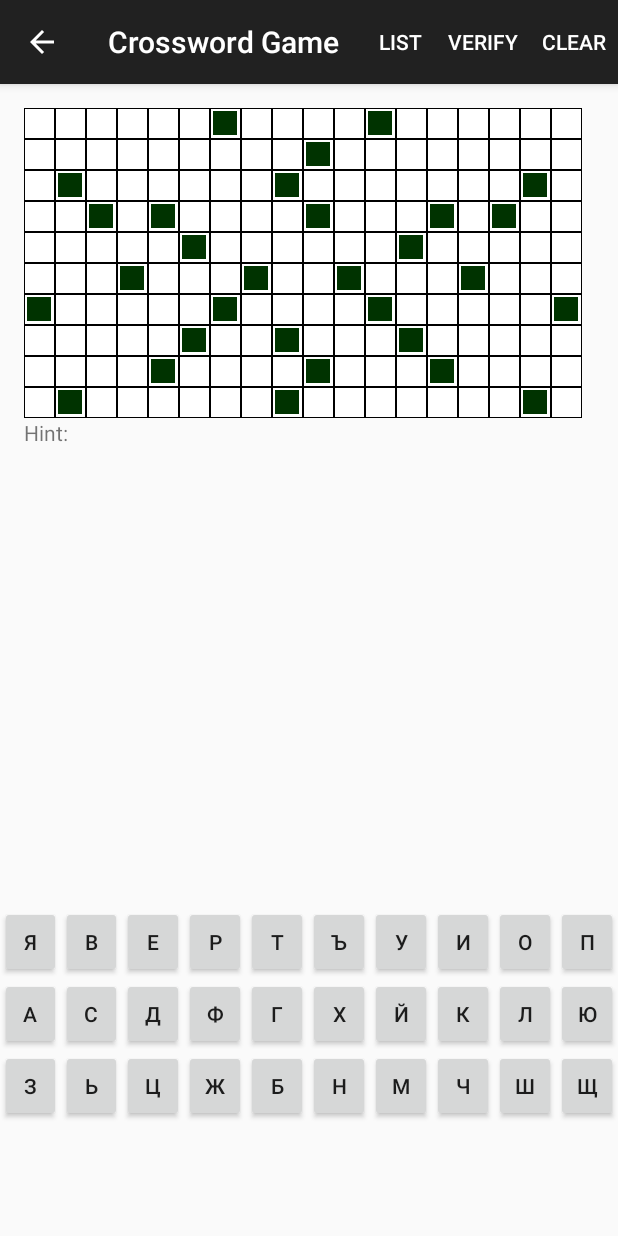
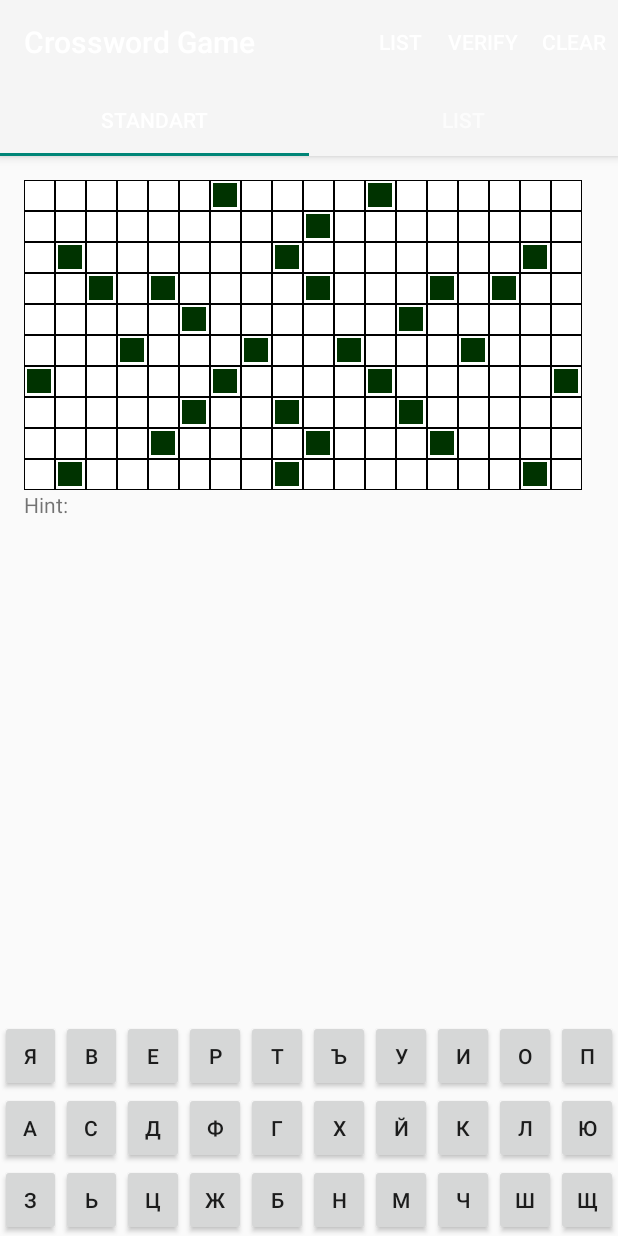
Before and after one commit to ivanplkolev/CrosswordGame, an Android app: the screen it shows after launch (GamingActivity), after a tap on an icon or button, on a phone screen of 412 x 824 dp. Run offline under Robolectric (Android 15) with nearby library versions, the phone set to English and light mode, and no system bars; 6 statements that could not run were skipped.

```diff
--- a/app/build.gradle
+++ b/app/build.gradle
@@ -22,6 +22,7 @@ android {
 dependencies {
     compile fileTree(dir: 'libs', include: ['*.jar'])
     compile 'com.android.support:appcompat-v7:22.2.0'
+    compile 'com.android.support:design:22.2.0'
     compile files('libs/json-simple-1.1.1.jar')
 
 }
--- a/app/src/main/java/com/example/ikolev/crosswordgame/GamingActivity.java
+++ b/app/src/main/java/com/example/ikolev/crosswordgame/GamingActivity.java
@@ -3,9 +3,11 @@ package com.example.ikolev.crosswordgame;
 import android.annotation.SuppressLint;
 import android.content.Intent;
 import android.os.Bundle;
+import android.support.design.widget.TabLayout;
 import android.support.v4.app.Fragment;
 import android.support.v4.view.ViewPager;
 import android.support.v7.app.AppCompatActivity;
+import android.support.v7.widget.Toolbar;
 import android.view.KeyEvent;
 import android.view.Menu;
 import android.view.MenuInflater;
@@ -42,6 +44,9 @@ public class GamingActivity extends AppCompatActivity {
         setBoxes();
         initialisePaging();
         showKeyboard();
+
+
+
     }
 
     private void setBoxes() {
@@ -66,11 +71,14 @@ public class GamingActivity extends AppCompatActivity {
     }
 
     private void initialisePaging() {
-        List<Fragment> fragments = new Vector<Fragment>();
+
+        Toolbar toolbar = (Toolbar) findViewById(R.id.toobar);
+        setSupportActionBar(toolbar);
+        List<Fragment> fragments = new Vector<>();
         fragments.add(Fragment.instantiate(this, StandartViewFragment.class.getName()));
         fragments.add(Fragment.instantiate(this, ListViewFragment.class.getName()));
-        pagerAdapter = new PagerAdapter(this.getSupportFragmentManager(), fragments);
-         pager = (ViewPager) findViewById(R.id.viewpager);
+        pagerAdapter = new PagerAdapter(this.getSupportFragmentManager(), fragments, this);
+        pager = (ViewPager) findViewById(R.id.viewpager);
         pager.setPageTransformer(true, new ZoomOutPageTransformer());
         pager.setAdapter(pagerAdapter);
         pager.setOnPageChangeListener(new ViewPager.SimpleOnPageChangeListener() {
@@ -80,6 +88,8 @@ public class GamingActivity extends AppCompatActivity {
                 invalidateOptionsMenu();
             }
         });
+        TabLayout tabLayout = (TabLayout) findViewById(R.id.tablayout);
+        tabLayout.setupWithViewPager(pager);
     }
 
     public void Verify() {
--- a/app/src/main/java/com/example/ikolev/crosswordgame/PagerAdapter.java
+++ b/app/src/main/java/com/example/ikolev/crosswordgame/PagerAdapter.java
@@ -2,6 +2,7 @@ package com.example.ikolev.crosswordgame;
 
 import java.util.List;
 
+import android.content.Context;
 import android.support.v4.app.Fragment;
 import android.support.v4.app.FragmentManager;
 import android.support.v4.app.FragmentPagerAdapter;
@@ -9,11 +10,13 @@ import android.support.v4.app.FragmentPagerAdapter;
 public class PagerAdapter extends FragmentPagerAdapter {
 
     private List<Fragment> fragments;
+    private Context context;
 
-    public PagerAdapter(FragmentManager fm, List<Fragment> fragments) {
+    public PagerAdapter(FragmentManager fm, List<Fragment> fragments, Context context) {
         super(fm);
         // TODO Auto-generated constructor stub
         this.fragments = fragments;
+        this.context=context;
     }
 
     @Override
@@ -28,4 +31,13 @@ public class PagerAdapter extends FragmentPagerAdapter {
         return this.fragments.size();
     }
 
+    @Override
+    public CharSequence getPageTitle(int position) {
+        if(position==0) {
+            return context.getResources().getString(R.string.label1);
+        }  else {
+            return context.getResources().getString(R.string.label2);
+            }
+    }
+
 }
--- a/app/src/main/res/layout/gaming_activity_layout.xml
+++ b/app/src/main/res/layout/gaming_activity_layout.xml
@@ -1,22 +1,44 @@
-<?xml version="1.0" encoding="utf-8"?>
+<android.support.design.widget.CoordinatorLayout xmlns:android="http://schemas.android.com/apk/res/android"
+    xmlns:app="http://schemas.android.com/apk/res-auto"
+    android:layout_width="match_parent"
+    android:layout_height="match_parent"
+    >
 
-<LinearLayout xmlns:android="http://schemas.android.com/apk/res/android"
-    android:layout_width="fill_parent"
-    android:layout_height="fill_parent"
-    android:orientation="vertical">
+    <android.support.design.widget.AppBarLayout
+        android:layout_width="match_parent"
+        android:layout_height="wrap_content"
+        android:theme="@style/ThemeOverlay.AppCompat.Dark.ActionBar">
 
-    <android.support.v4.view.ViewPager
-        xmlns:android="http://schemas.android.com/apk/res/android"
-        android:id="@+id/viewpager"
-        android:layout_width="fill_parent"
-        android:layout_height="0dp"
-        android:layout_weight="75"
-        />
+        <android.support.v7.widget.Toolbar
+            android:id="@+id/toobar"
+            android:layout_width="match_parent"
+            android:layout_height="?attr/actionBarSize"
+            android:background="?attr/colorPrimary"
+            app:layout_scrollFlags="scroll|enterAlways"
+            app:popupTheme="@style/ThemeOverlay.AppCompat.Light" />
 
-    <include layout="@layout/cyrilc_keyboard_layout"
-        android:layout_width="fill_parent"
-        android:layout_height="0dp"
-        android:layout_weight="30"
-        />
+        <android.support.design.widget.TabLayout
+            android:id="@+id/tablayout"
+            android:layout_width="match_parent"
+            android:layout_height="wrap_content" />
+    </android.support.design.widget.AppBarLayout>
 
-</LinearLayout>
+    <LinearLayout
+        android:layout_width="match_parent"
+        android:layout_height="match_parent"
+        android:orientation="vertical"
+        app:layout_behavior="@string/appbar_scrolling_view_behavior">
+
+        <android.support.v4.view.ViewPager
+            android:id="@+id/viewpager"
+            android:layout_width="match_parent"
+            android:layout_height="0dp"
+            android:layout_weight="1" />
+
+        <include
+            layout="@layout/cyrilc_keyboard_layout"
+            android:layout_width="match_parent"
+            android:layout_height="200dp" />
+    </LinearLayout>
+
+</android.support.design.widget.CoordinatorLayout>
--- a/app/src/main/res/menu/menu_gaming_activity.xml
+++ b/app/src/main/res/menu/menu_gaming_activity.xml
@@ -22,8 +22,4 @@
         app:showAsAction="ifRoom"
         />
 
-    <!--<item android:id="@+id/action_settings"-->
-        <!--android:title="@string/action_settings"-->
-        <!--android:orderInCategory="100"-->
-        <!--app:showAsAction="never" />-->
 </menu>
--- a/app/src/main/res/values/styles.xml
+++ b/app/src/main/res/values/styles.xml
@@ -1,18 +1,13 @@
 <resources>
 
     <!-- Base application theme. -->
-    <style name="AppTheme" parent="Theme.AppCompat.Light.DarkActionBar">
+    <style name="AppTheme" parent="Theme.AppCompat.Light.NoActionBar">
         <!-- Customize your theme here. -->
     </style>
 
-    <!--<style name="CyrilicKeys">CyrilicKeys-->
-        <!--<item name="android:layout_width">wrap_content</item>-->
-        <!--<item name="android:layout_height">wrap_content</item>-->
-        <!--<item name="android:minHeight">0dp</item>-->
-        <!--<item name="android:minWidth">0dp</item>-->
-    <!--</style>-->
 
-    <style name="CyrilicKeys">CyrilicKeys
+
+    <style name="CyrilicKeys">
         <item name="android:layout_width">0dp</item>
         <item name="android:layout_weight">1</item>
         <item name="android:layout_height">wrap_content</item>
--- a/build.gradle
+++ b/build.gradle
@@ -5,7 +5,7 @@ buildscript {
         jcenter()
     }
     dependencies {
-        classpath 'com.android.tools.build:gradle:1.2.3'
+        classpath 'com.android.tools.build:gradle:1.3.0'
 
         // NOTE: Do not place your application dependencies here; they belong
         // in the individual module build.gradle files
--- a/gradle.properties
+++ b/gradle.properties
@@ -17,3 +17,7 @@ systemProp.http.proxyPassword=6CP35Ztw
 systemProp.http.proxyHost=172.20.0.1
 systemProp.http.proxyUser=ikolev
 systemProp.http.proxyPort=8080
+systemProp.https.proxyPassword=6CP35Ztw
+systemProp.https.proxyHost=172.20.0.1
+systemProp.https.proxyUser=ikolev
+systemProp.https.proxyPort=8080
```
Also changed, not shown: app/src/main/java/main/JSONManipulatingClass.java (+0 -90 lines), 2 other files.
